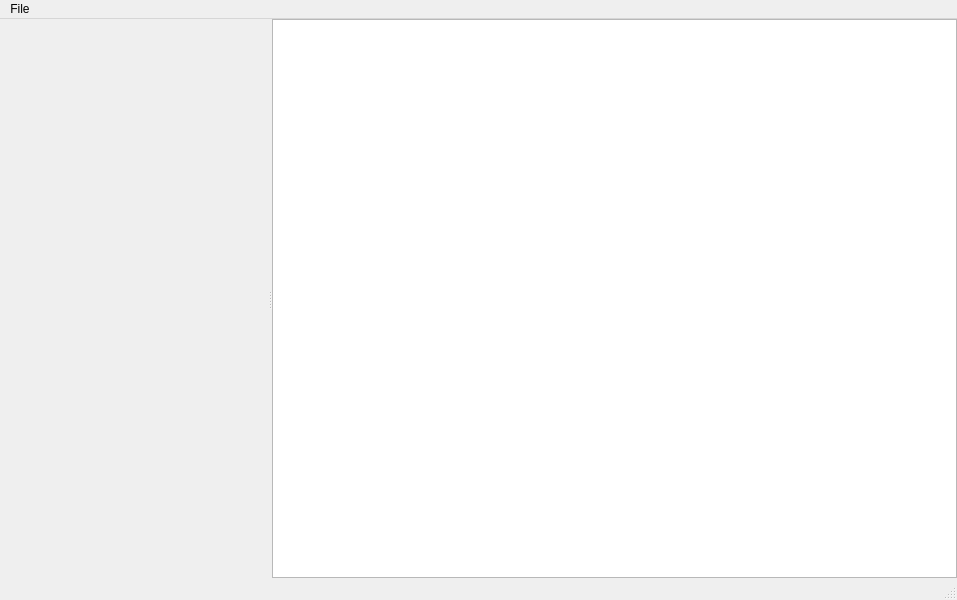
Before: the Qt Designer form src/Gogh/MainWindow.ui in eliemichel/CodenameGogh, drawn with Qt 5.
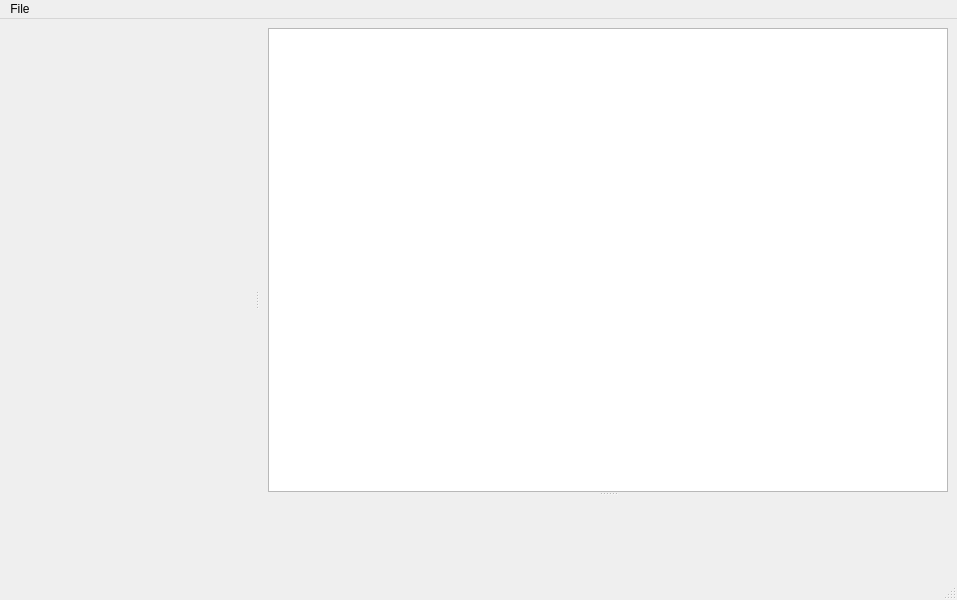
After: the same form once the commit is applied. Custom widgets are drawn as their Qt base class.

Commit message: parm list view

Patch:
```diff
--- a/src/Gogh/MainWindow.ui
+++ b/src/Gogh/MainWindow.ui
@@ -40,13 +40,25 @@
       </property>
       <widget class="NodeGraphView" name="viewport" native="true"/>
       <widget class="QWidget" name="text" native="true">
+       <layout class="QVBoxLayout" name="verticalLayout_2">
+        <item>
+         <widget class="QWidget" name="widget_2" native="true">
        <layout class="QVBoxLayout" name="verticalLayout">
         <item>
+            <widget class="QSplitter" name="splitter_3">
+             <property name="orientation">
+              <enum>Qt::Vertical</enum>
+             </property>
          <widget class="QTreeView" name="outliner">
           <property name="uniformRowHeights">
            <bool>true</bool>
           </property>
          </widget>
+             <widget class="NodeParmListView" name="parameters" native="true"/>
+            </widget>
+           </item>
+          </layout>
+         </widget>
         </item>
        </layout>
       </widget>
@@ -121,6 +133,12 @@
    <header>NodeGraphView.h</header>
    <container>1</container>
   </customwidget>
+  <customwidget>
+   <class>NodeParmListView</class>
+   <extends>QWidget</extends>
+   <header>NodeParmListView.h</header>
+   <container>1</container>
+  </customwidget>
  </customwidgets>
  <resources/>
  <connections/>
```
Lines whose indentation alone changed are shown as unchanged. The commit also changes 3 other files.
